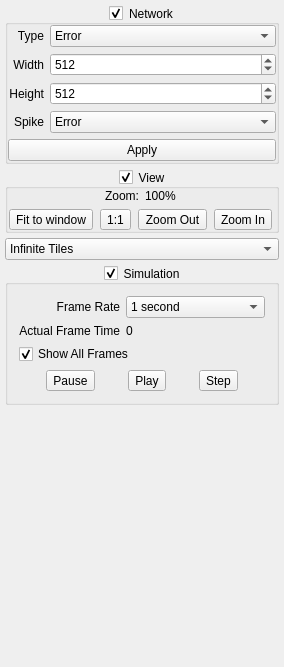
Above: Neuron/ToolBox.ui from Skwint/Neuron before the change. Below: the same form after it.
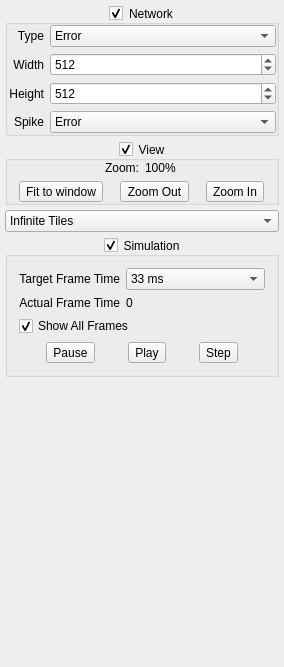
That is the form after the change.

```diff
--- a/Neuron/ToolBox.ui
+++ b/Neuron/ToolBox.ui
@@ -193,13 +193,6 @@
             </item>
            </layout>
           </item>
-          <item>
-           <widget class="QPushButton" name="btnNetApply">
-            <property name="text">
-             <string>Apply</string>
-            </property>
-           </widget>
-          </item>
          </layout>
         </widget>
        </item>
@@ -278,13 +271,6 @@
               </property>
              </widget>
             </item>
-            <item>
-             <widget class="QToolButton" name="btnViewZoomOneToOne">
-              <property name="text">
-               <string>1:1</string>
-              </property>
-             </widget>
-            </item>
             <item>
              <widget class="QToolButton" name="btnViewZoomOut">
               <property name="text">
@@ -373,7 +359,7 @@
             <item row="0" column="0">
              <widget class="QLabel" name="label_4">
               <property name="text">
-               <string>Frame Rate</string>
+               <string>Target Frame Time</string>
               </property>
               <property name="alignment">
                <set>Qt::AlignRight|Qt::AlignTrailing|Qt::AlignVCenter</set>
@@ -386,7 +372,7 @@
                <bool>true</bool>
               </property>
               <property name="currentIndex">
-               <number>0</number>
+               <number>2</number>
               </property>
               <item>
                <property name="text">
```
